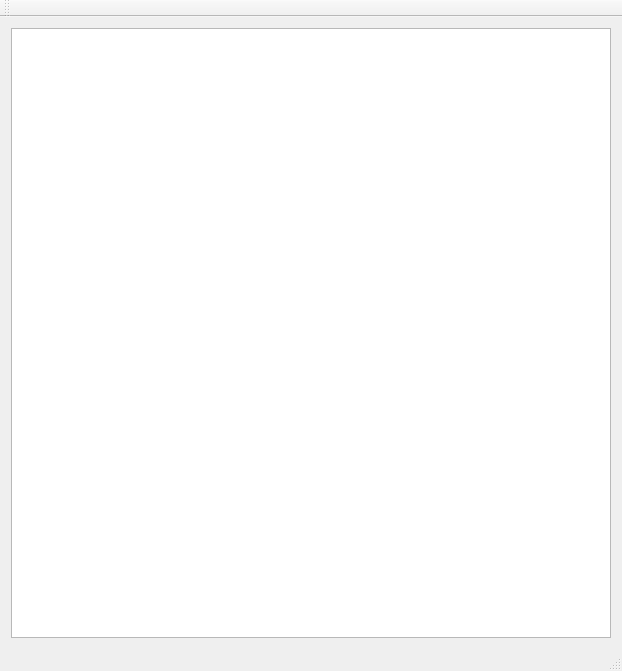
Above: mainwindow.ui from AiK312/DPLM before the change. Below: the same form after it.
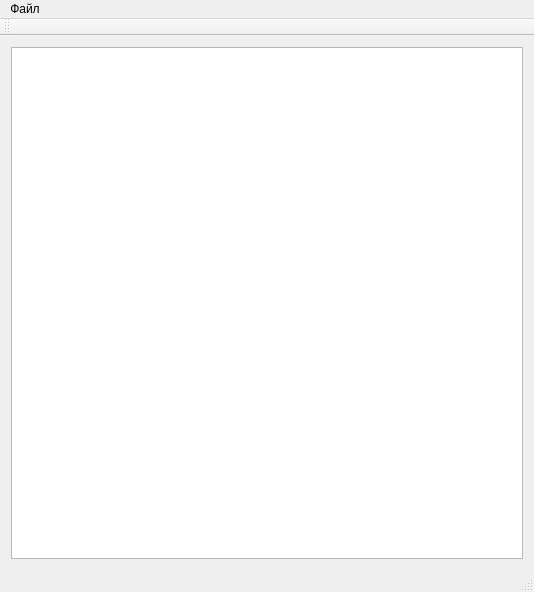
That is the form after the change.

Patch:
```diff
--- a/mainwindow.ui
+++ b/mainwindow.ui
@@ -6,10 +6,19 @@
    <rect>
     <x>0</x>
     <y>0</y>
-    <width>618</width>
-    <height>671</height>
+    <width>530</width>
+    <height>583</height>
    </rect>
   </property>
+  <property name="sizePolicy">
+   <sizepolicy hsizetype="Expanding" vsizetype="Expanding">
+    <horstretch>0</horstretch>
+    <verstretch>0</verstretch>
+   </sizepolicy>
+  </property>
+  <property name="mouseTracking">
+   <bool>false</bool>
+  </property>
   <property name="windowTitle">
    <string>MainWindow</string>
   </property>
@@ -17,10 +26,13 @@
    <layout class="QGridLayout" name="gridLayout">
     <item row="0" column="0">
      <widget class="QGraphicsView" name="view">
+      <property name="enabled">
+       <bool>true</bool>
+      </property>
       <property name="minimumSize">
        <size>
-        <width>600</width>
-        <height>600</height>
+        <width>512</width>
+        <height>512</height>
        </size>
       </property>
       <property name="autoFillBackground">
@@ -55,10 +67,17 @@
     <rect>
      <x>0</x>
      <y>0</y>
-     <width>618</width>
+     <width>530</width>
      <height>21</height>
     </rect>
    </property>
+   <widget class="QMenu" name="menu">
+    <property name="title">
+     <string>Файл</string>
+    </property>
+    <addaction name="actionSize"/>
+   </widget>
+   <addaction name="menu"/>
   </widget>
   <widget class="QToolBar" name="mainToolBar">
    <attribute name="toolBarArea">
```
Left out of the diff: 11 changed lines with no effect on the pictures.
